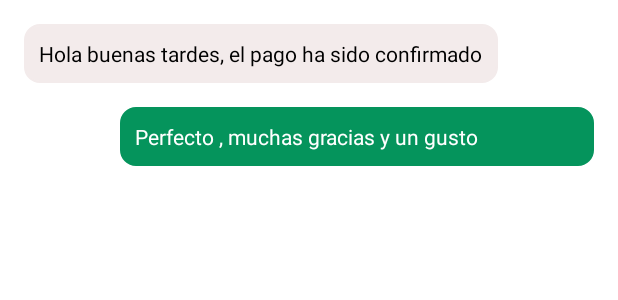
After one commit to Angel03paredes/PSM-Proyecto, an Android app: the layout item_message.xml on its own in the app's theme, with its tools: preview values and no code run, on a phone screen of 412 x 824 dp. The commit adds this screen. Shown: the top 300 px of the screen. Run offline under Robolectric (Android 15) with nearby library versions, the phone set to English and light mode, and no system bars.

Commit message:
Segundo avance 2.0

```diff
--- /dev/null
+++ b/LineHome/app/src/main/res/drawable/ic_baseline_send_24.xml
@@ -0,0 +1,5 @@
+<vector android:autoMirrored="true" android:height="24dp"
+    android:tint="#05945C" android:viewportHeight="24"
+    android:viewportWidth="24" android:width="24dp" xmlns:android="http://schemas.android.com/apk/res/android">
+    <path android:fillColor="@android:color/white" android:pathData="M2.01,21L23,12 2.01,3 2,10l15,2 -15,2z"/>
+</vector>
--- /dev/null
+++ b/LineHome/app/src/main/res/drawable/input_custum.xml
@@ -0,0 +1,20 @@
+<?xml version="1.0" encoding="utf-8"?>
+<selector xmlns:android="http://schemas.android.com/apk/res/android">
+
+    <item android:state_enabled="true" android:state_focused="true">
+        <shape  android:shape="rectangle">
+            <solid android:color="@color/white" />
+            <corners android:radius="10dp" />
+            <stroke android:color="@color/primary_color" android:width="1dp" />
+        </shape>
+    </item>
+
+    <item android:state_enabled="true">
+        <shape android:shape="rectangle">
+            <solid android:color="@color/white" />
+            <corners android:radius="10dp" />
+            <stroke android:color="#4C4C4C" android:width="1dp" />
+        </shape>
+    </item>
+
+</selector>
--- /dev/null
+++ b/LineHome/app/src/main/res/layout/item_message.xml
@@ -0,0 +1,40 @@
+<?xml version="1.0" encoding="utf-8"?>
+<androidx.constraintlayout.widget.ConstraintLayout
+    xmlns:android="http://schemas.android.com/apk/res/android"
+    xmlns:app="http://schemas.android.com/apk/res-auto"
+    xmlns:tools="http://schemas.android.com/tools"
+    android:layout_width="match_parent"
+    android:layout_height="match_parent">
+
+    <TextView
+        android:id="@+id/textView21"
+        android:layout_width="0dp"
+        android:layout_height="wrap_content"
+        android:layout_marginStart="16dp"
+        android:layout_marginTop="16dp"
+        android:layout_marginEnd="80dp"
+        android:background="@drawable/input_custum"
+        android:backgroundTint="#F3EBEB"
+        android:padding="10dp"
+        android:text="Hola buenas tardes, el pago ha sido confirmado"
+        android:textColor="@color/black"
+        app:layout_constraintEnd_toEndOf="parent"
+        app:layout_constraintStart_toStartOf="parent"
+        app:layout_constraintTop_toTopOf="parent" />
+
+    <TextView
+        android:id="@+id/textView22"
+        android:layout_width="0dp"
+        android:layout_height="wrap_content"
+        android:layout_marginStart="80dp"
+        android:layout_marginTop="16dp"
+        android:layout_marginEnd="16dp"
+        android:background="@drawable/input_custum"
+        android:backgroundTint="@color/primary_color"
+        android:padding="10dp"
+        android:text="Perfecto , muchas gracias y un gusto"
+        android:textColor="@color/white"
+        app:layout_constraintEnd_toEndOf="parent"
+        app:layout_constraintStart_toStartOf="parent"
+        app:layout_constraintTop_toBottomOf="@+id/textView21" />
+</androidx.constraintlayout.widget.ConstraintLayout>
```
Also changed, not shown: LineHome/app/src/main/res/drawable/ic_baseline_more_vert_24.xml (added, +10 -0 lines), LineHome/app/src/main/res/layout/activity_chat_private.xml (+135 -0 lines).
